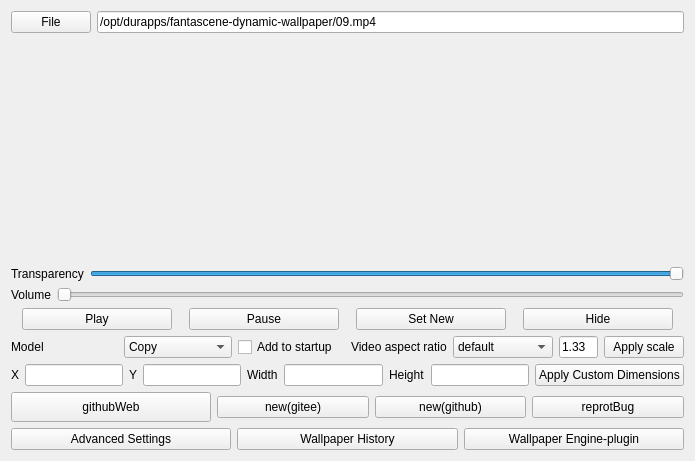
dependon/fantascene-dynamic-wallpaper, file settingwindow.ui: the form before one commit.
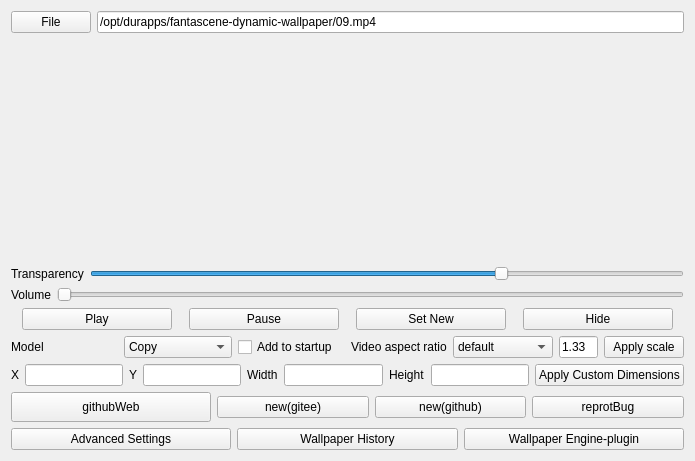
The form after the commit.

```diff
--- a/settingwindow.ui
+++ b/settingwindow.ui
@@ -113,7 +113,7 @@
         <number>100</number>
        </property>
        <property name="value">
-        <number>100</number>
+        <number>70</number>
        </property>
        <property name="orientation">
         <enum>Qt::Horizontal</enum>
```
